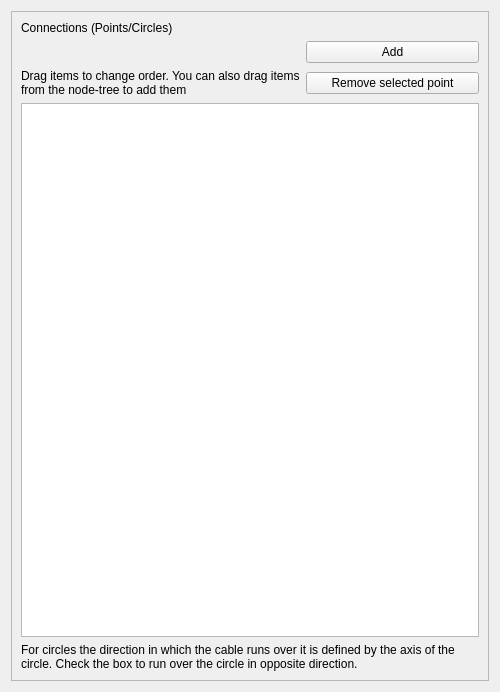
Above: guis/widget_connections.ui from RubendeBruin/DAVE before the change. Below: the same form after it.
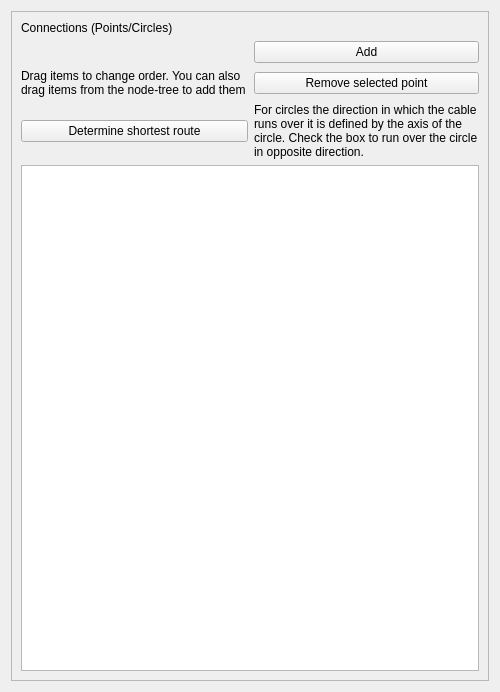
That is the form after the change. Custom widgets are drawn as their Qt base class.

Commit message: Added a button to widget_connections for automatic cable route Resizing of property editor

```diff
--- a/guis/widget_connections.ui
+++ b/guis/widget_connections.ui
@@ -66,7 +66,14 @@
         </property>
        </widget>
       </item>
-      <item row="5" column="0" colspan="2">
+      <item row="3" column="0">
+       <widget class="QPushButton" name="pbSetShortestRoute">
+        <property name="text">
+         <string>Determine shortest route</string>
+        </property>
+       </widget>
+      </item>
+      <item row="3" column="1">
        <widget class="QLabel" name="lbDirection">
         <property name="text">
          <string>For circles the direction in which the cable runs over it is defined by the axis of the circle. Check the box to run over the circle in opposite direction.</string>
```
The commit also changes 3 other files.
